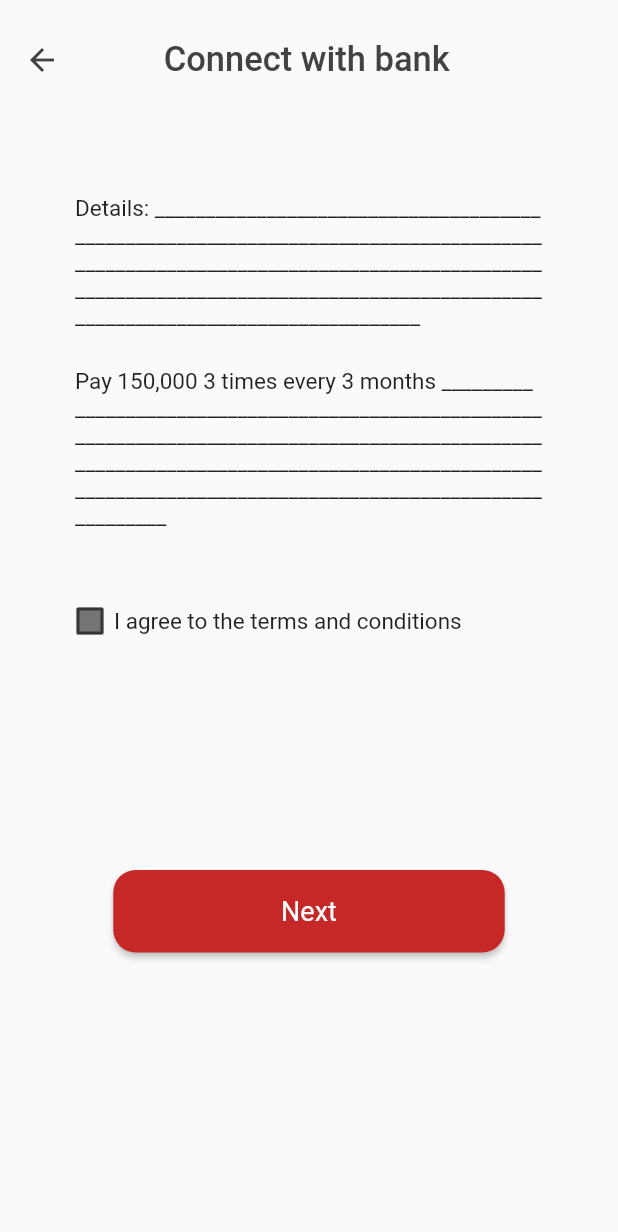
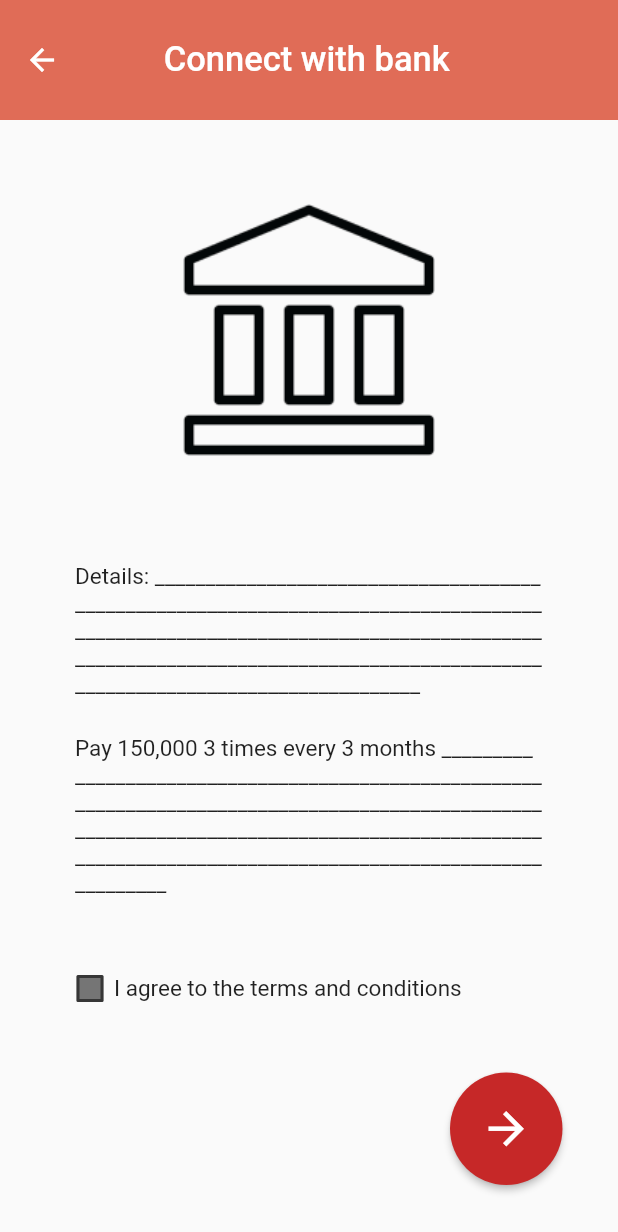
Before and after one commit to KrittinK/Mobile_Banking, a Flutter app: the ConnectBankScreen screen opened directly, on a phone screen of 412 x 824 dp. Shown: the top 1232 px of the screen. Run offline on Flutter 3.47's test engine with Material 2 defaults, Android fonts, the phone set to English and light mode, and no system bars.

Commit message:
ConnectBankScreen
Updated the design.

```diff
--- a/lib/UC001/screens/connect_with_bank_screen.dart
+++ b/lib/UC001/screens/connect_with_bank_screen.dart
@@ -24,8 +24,8 @@ class _ConnectBankScreenState extends State<ConnectBankScreen> {
           ]),
           toolbarHeight: 80,
           elevation: 0.0,
-          backgroundColor: Colors.transparent,
-          foregroundColor: Colors.grey[800],
+          backgroundColor: const Color.fromARGB(255, 224, 108, 87),
+          foregroundColor: Colors.white,
           leading: IconButton(
             icon: const Icon(Icons.arrow_back),
             onPressed: () {
@@ -35,8 +35,21 @@ class _ConnectBankScreenState extends State<ConnectBankScreen> {
         ),
         body: Column(
           children: [
+            Row(
+              mainAxisAlignment: MainAxisAlignment.center,
+              children: [
+                Padding(
+                  padding: const EdgeInsets.symmetric(vertical: 40.0),
+                  child: Image.asset(
+                    'images/Connect_with_bank.png',
+                    height: 200,
+                    width: 200,
+                  ),
+                ),
+              ],
+            ),
             const SizedBox(
-              height: 50,
+              height: 15,
             ),
             BuildExpandedText(
               text: 'Details: __________________________________________________________________________________________________________________________________________________________________________________________________________________',
@@ -84,11 +97,28 @@ class _ConnectBankScreenState extends State<ConnectBankScreen> {
               ],
             ),
             const SizedBox(
-              height: 150,
+              height: 40,
             ),
-            buildElevatedButton(text: 'Next', onPressed: () {}),
-            const SizedBox(
-              height: 25,
+           Row(
+              children: [
+                const SizedBox(
+                  width: 300,
+                ),
+                ElevatedButton(
+                  onPressed: () {},
+                  style: ElevatedButton.styleFrom(
+                    shape: const CircleBorder(),
+                    padding: const EdgeInsets.all(20),
+                    backgroundColor: Colors.red[800],
+                    foregroundColor: Colors.black,
+                  ),
+                  child: const Icon(
+                    Icons.arrow_forward,
+                    color: Colors.white,
+                    size: 35,
+                  ),
+                ),
+              ],
             ),
           ],
         ),
--- a/lib/main.dart
+++ b/lib/main.dart
@@ -27,7 +27,7 @@ class MyApp extends StatelessWidget {
   Widget build(BuildContext context) {
     return const MaterialApp(
       title: 'Flutter Demo',
-      home: PaymentScreen(),
+      home: ConnectBankScreen(),
       debugShowCheckedModeBanner: false,
     );
   }
--- a/pubspec.yaml
+++ b/pubspec.yaml
@@ -86,6 +86,7 @@ flutter:
     - images/home/scan.png
     - images/home/more.png
     - images/home/gradeNoBG.png
+    - images/Connect_with_bank.png
 
   # An image asset can refer to one or more resolution-specific "variants", see
   # https://flutter.dev/assets-and-images/#resolution-aware
```
Also changed, not shown: images/Connect_with_bank.png (added).
